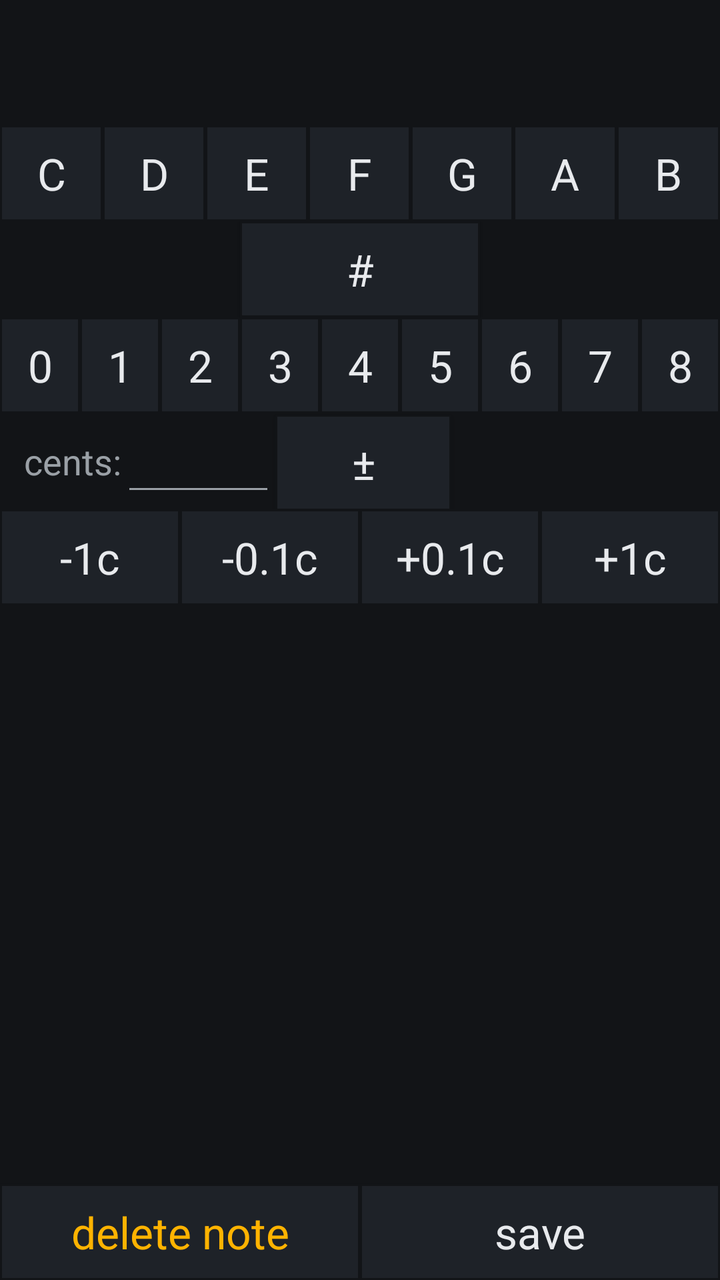
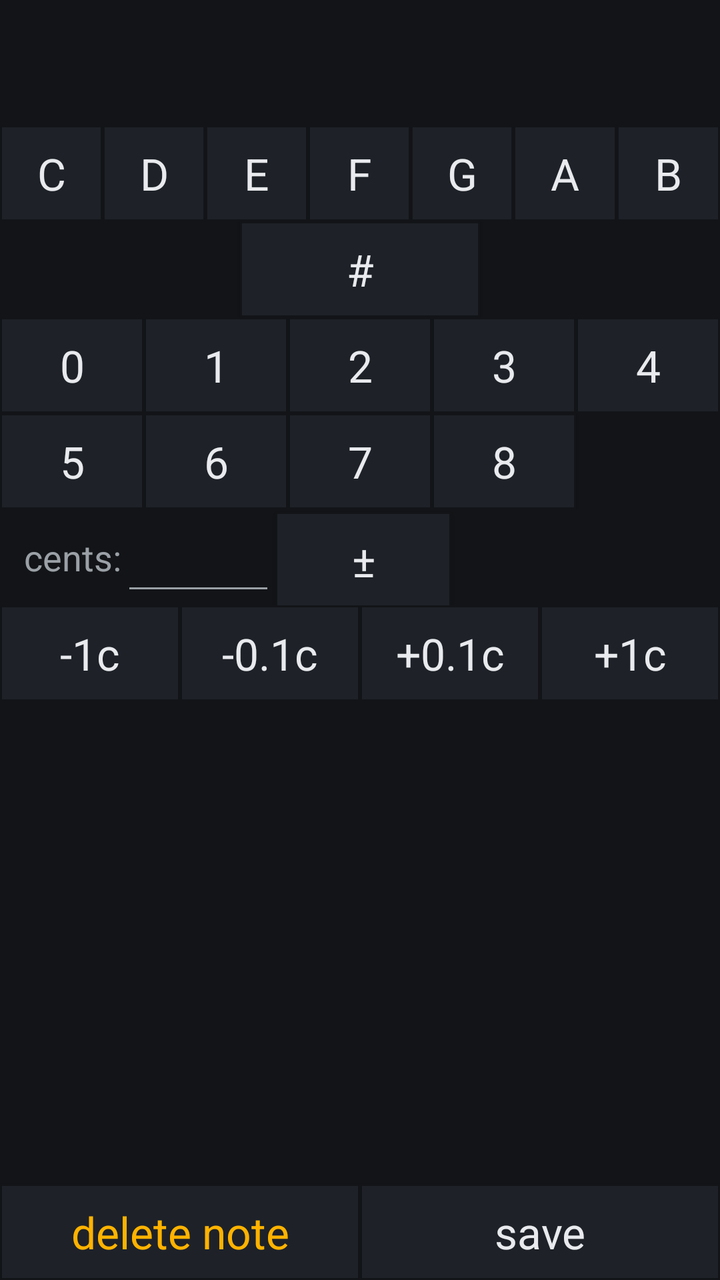

Before-and-after screenshots of an Android layout around one commit, followed by the original layout XML and the change that was made.
<!-- AndroidManifest.xml: application theme Tuner -->
<!-- res/layout/preset_note.xml -->
<?xml version="1.0" encoding="utf-8"?>
<LinearLayout xmlns:android="http://schemas.android.com/apk/res/android"
    android:fitsSystemWindows="true"
    android:orientation="vertical"
    android:layout_width="fill_parent"
    android:layout_height="fill_parent"
    android:descendantFocusability="beforeDescendants"
    android:focusableInTouchMode="true">
    <TextView android:id="@+id/pn_text"
	android:layout_width="wrap_content"
	android:layout_height="wrap_content"
	android:layout_gravity="center_horizontal"
	android:textAppearance="?android:attr/textAppearanceLarge"
	android:fontFamily="monospace"
	android:textStyle="bold"
	android:paddingTop="8dp"
	android:paddingBottom="8dp"
	android:textSize="35sp" />
    <LinearLayout
	android:orientation="horizontal"
	android:layout_width="fill_parent"
	android:layout_height="wrap_content">
	<Button android:id="@+id/pn_note_0"
	style="@style/Tuner.Button.Big"
	    android:layout_width="1dp"
	    android:layout_weight="1"
	    android:layout_height="wrap_content"
	    android:text="C"
	    android:onClick="do_note" />
	<Button android:id="@+id/pn_note_1"
	style="@style/Tuner.Button.Big"
	    android:layout_width="1dp"
	    android:layout_weight="1"
	    android:layout_height="wrap_content"
	    android:text="D"
	    android:onClick="do_note" />
	<Button android:id="@+id/pn_note_2"
	style="@style/Tuner.Button.Big"
	    android:layout_width="1dp"
	    android:layout_weight="1"
	    android:layout_height="wrap_content"
	    android:text="E"
	    android:onClick="do_note" />
	<Button android:id="@+id/pn_note_3"
	style="@style/Tuner.Button.Big"
	    android:layout_width="1dp"
	    android:layout_weight="1"
	    android:layout_height="wrap_content"
	    android:text="F"
	    android:onClick="do_note" />
	<Button android:id="@+id/pn_note_4"
	style="@style/Tuner.Button.Big"
	    android:layout_width="1dp"
	    android:layout_weight="1"
	    android:layout_height="wrap_content"
	    android:text="G"
	    android:onClick="do_note" />
	<Button android:id="@+id/pn_note_5"
	style="@style/Tuner.Button.Big"
	    android:layout_width="1dp"
	    android:layout_weight="1"
	    android:layout_height="wrap_content"
	    android:text="A"
	    android:onClick="do_note" />
	<Button android:id="@+id/pn_note_6"
	style="@style/Tuner.Button.Big"
	    android:layout_width="1dp"
	    android:layout_weight="1"
	    android:layout_height="wrap_content"
	    android:text="B"
	    android:onClick="do_note" />
    </LinearLayout>
    <LinearLayout
	android:orientation="horizontal"
	android:layout_width="fill_parent"
	android:layout_height="wrap_content">
	<View
	    android:layout_width="1dp"
	    android:layout_weight="1"
	    android:layout_height="1dp" />
	<Button android:id="@+id/pn_sharp"
	style="@style/Tuner.Button.Big"
	    android:layout_width="1dp"
	    android:layout_weight="1"
	    android:layout_height="wrap_content"
	    android:layout_gravity="center_horizontal"
	    android:text="#"
	    android:onClick="do_sharp" />
	<View
	    android:layout_width="1dp"
	    android:layout_weight="1"
	    android:layout_height="1dp" />
    </LinearLayout>
    <LinearLayout
	android:orientation="horizontal"
	android:layout_width="fill_parent"
	android:layout_height="wrap_content">
	<Button android:id="@+id/pn_oct_0"
	style="@style/Tuner.Button.Big"
	    android:layout_width="1dp"
	    android:layout_weight="1"
	    android:layout_height="wrap_content"
	    android:text="0"
	    android:onClick="do_oct" />
	<Button android:id="@+id/pn_oct_1"
	style="@style/Tuner.Button.Big"
	    android:layout_width="1dp"
	    android:layout_weight="1"
	    android:layout_height="wrap_content"
	    android:text="1"
	    android:onClick="do_oct" />
	<Button android:id="@+id/pn_oct_2"
	style="@style/Tuner.Button.Big"
	    android:layout_width="1dp"
	    android:layout_weight="1"
	    android:layout_height="wrap_content"
	    android:text="2"
	    android:onClick="do_oct" />
	<Button android:id="@+id/pn_oct_3"
	style="@style/Tuner.Button.Big"
	    android:layout_width="1dp"
	    android:layout_weight="1"
	    android:layout_height="wrap_content"
	    android:text="3"
	    android:onClick="do_oct" />
	<Button android:id="@+id/pn_oct_4"
	style="@style/Tuner.Button.Big"
	    android:layout_width="1dp"
	    android:layout_weight="1"
	    android:layout_height="wrap_content"
	    android:text="4"
	    android:onClick="do_oct" />
	<Button android:id="@+id/pn_oct_5"
	style="@style/Tuner.Button.Big"
	    android:layout_width="1dp"
	    android:layout_weight="1"
	    android:layout_height="wrap_content"
	    android:text="5"
	    android:onClick="do_oct" />
	<Button android:id="@+id/pn_oct_6"
	style="@style/Tuner.Button.Big"
	    android:layout_width="1dp"
	    android:layout_weight="1"
	    android:layout_height="wrap_content"
	    android:text="6"
	    android:onClick="do_oct" />
	<Button android:id="@+id/pn_oct_7"
	style="@style/Tuner.Button.Big"
	    android:layout_width="1dp"
	    android:layout_weight="1"
	    android:layout_height="wrap_content"
	    android:text="7"
	    android:onClick="do_oct" />
	<Button android:id="@+id/pn_oct_8"
	style="@style/Tuner.Button.Big"
	    android:layout_width="1dp"
	    android:layout_weight="1"
	    android:layout_height="wrap_content"
	    android:text="8"
	    android:onClick="do_oct" />
    </LinearLayout>
    <LinearLayout
	android:orientation="horizontal"
	android:layout_width="fill_parent"
	android:layout_height="wrap_content">
	<TextView
	    android:layout_width="wrap_content"
	    android:layout_height="wrap_content"
	    android:layout_gravity="center_vertical"
	    android:paddingLeft="12dp"
	    android:textAppearance="?android:attr/textAppearanceMedium"
	    android:text="@string/cents_label" />
	<EditText android:id="@+id/pn_cents"
	    android:layout_width="wrap_content"
	    android:layout_height="wrap_content"
	    android:textAppearance="?android:attr/textAppearanceLarge"
	    android:minEms="3"
	    android:lines="1"
	    android:singleLine="true"
	    android:inputType="numberSigned|numberDecimal"
	    android:digits="0123456789+-.,"
	    android:imeOptions="actionDone" />
	
	<Button android:id="@+id/pn_negate"
	style="@style/Tuner.Button.Big"
	    android:layout_width="wrap_content"
	    android:layout_height="wrap_content"
	    android:minEms="3"
	    android:text="&#177;"
	    android:onClick="do_negate" />
    </LinearLayout>
    <LinearLayout
	android:orientation="horizontal"
	android:layout_width="fill_parent"
	android:layout_height="wrap_content">
	<Button
	style="@style/Tuner.Button.Big"
	    android:layout_width="1dp"
	    android:layout_weight="1"
	    android:layout_height="wrap_content"
	    android:text="@string/cent_step_minus1"
	    android:onClick="do_cent_decr" />
	<Button
	style="@style/Tuner.Button.Big"
	    android:layout_width="1dp"
	    android:layout_weight="1"
	    android:layout_height="wrap_content"
	    android:text="@string/cent_step_minus01"
	    android:onClick="do_tenth_decr" />
	<Button
	style="@style/Tuner.Button.Big"
	    android:layout_width="1dp"
	    android:layout_weight="1"
	    android:layout_height="wrap_content"
	    android:text="@string/cent_step_plus01"
	    android:onClick="do_tenth_incr" />
	<Button
	style="@style/Tuner.Button.Big"
	    android:layout_width="1dp"
	    android:layout_weight="1"
	    android:layout_height="wrap_content"
	    android:text="@string/cent_step_plus1"
	    android:onClick="do_cent_incr" />
    </LinearLayout>
    <LinearLayout
	android:orientation="horizontal"
	android:layout_width="fill_parent"
	android:layout_height="1dp"
	android:layout_weight="1">
	<Button
	style="@style/Tuner.Button.Big"
	    android:layout_width="1dp"
	    android:layout_height="wrap_content"
	    android:layout_weight="1"
	    android:layout_gravity="bottom"
	    android:text="@string/delete_note"
	    android:textColor="@color/warn"
	    android:onClick="do_delete" />
	<Button
	style="@style/Tuner.Button.Big"
	    android:layout_width="1dp"
	    android:layout_height="wrap_content"
	    android:layout_weight="1"
	    android:layout_gravity="bottom"
	    android:text="@string/save"
	    android:onClick="do_save" />
    </LinearLayout>
</LinearLayout>
<!-- resources referenced by this layout -->
<resources>
  <color name="warn">#FFB300</color>
  <string name="cent_step_minus01">-0.1c</string>
  <string name="cent_step_minus1">-1c</string>
  <string name="cent_step_plus01">+0.1c</string>
  <string name="cent_step_plus1">+1c</string>
  <string name="cents_label">cents:</string>
  <string name="delete_note">delete note</string>
  <string name="save">save</string>
  <style name="Tuner.Button.Big">
  		<item name="android:textAppearance">?android:attr/textAppearanceLarge</item>
  		<item name="android:maxLines">1</item>
  		<item name="android:paddingLeft">4dp</item>
  		<item name="android:paddingRight">4dp</item>
  		<item name="android:autoSizeTextType">uniform</item>
  		<item name="android:autoSizeMinTextSize">12sp</item>
  		<item name="android:autoSizeMaxTextSize">22sp</item>
  	</style>
  <style name="Tuner" parent="@android:style/Theme.Material">
  		<item name="android:colorBackground">@color/bg</item>
  		<item name="android:windowBackground">@color/bg</item>
  		<item name="android:colorPrimary">@color/surface</item>
  		<item name="android:colorPrimaryDark">@color/bg</item>
  		<item name="android:colorAccent">@color/accent</item>
  		<item name="android:colorControlNormal">@color/text_muted</item>
  		<item name="android:textColorPrimary">@color/text</item>
  		<item name="android:textColorSecondary">@color/text_muted</item>
  		<item name="android:textColorHint">@color/text_muted</item>
  		<item name="android:statusBarColor">@color/bg</item>
  		<item name="android:navigationBarColor">@color/bg</item>
  		<item name="android:buttonStyle">@style/Tuner.Button</item>
  	</style>
  <color name="bg">#121417</color>
  <color name="surface">#1E2228</color>
  <color name="accent">#4C8DFF</color>
  <color name="text_muted">#9AA0A6</color>
  <color name="text">#E8EAED</color>
  <style name="Tuner.Button" parent="@android:style/Widget.Material.Button">
  		<item name="android:textColor">@color/text</item>
  		<item name="android:textAllCaps">false</item>
  		<item name="android:background">@drawable/mode_button</item>
  	</style>
  <!-- drawable mode_button (drawable) -->
  <?xml version="1.0" encoding="utf-8"?>
  <selector xmlns:android="http://schemas.android.com/apk/res/android">
  <item android:state_pressed="true" android:drawable="@drawable/mb_pressed" />
  
  <item android:state_selected="true" android:drawable="@drawable/mb_selected" />
  <item android:drawable="@drawable/mb_normal" />
  </selector>
  <!-- drawable mb_pressed (drawable) -->
  <?xml version="1.0" encoding="utf-8"?>
  <shape xmlns:android="http://schemas.android.com/apk/res/android"
      android:shape="rectangle">
      <solid android:color="@color/surface_pressed" />
      <stroke android:width="1dp" android:color="@color/accent" />
  </shape>
  <!-- drawable mb_selected (drawable) -->
  <?xml version="1.0" encoding="utf-8"?>
  <shape xmlns:android="http://schemas.android.com/apk/res/android"
      android:shape="rectangle">
      <solid android:color="@color/surface_pressed" />
      <stroke android:width="2dp" android:color="@color/accent" />
  </shape>
  <!-- drawable mb_normal (drawable) -->
  <?xml version="1.0" encoding="utf-8"?>
  <shape xmlns:android="http://schemas.android.com/apk/res/android"
      android:shape="rectangle">
      <solid android:color="@color/surface" />
      <stroke android:width="1dp" android:color="@color/bg" />
  </shape>
  <color name="surface_pressed">#2A3140</color>
</resources>

<!-- the commit's change to res/layout/preset_note.xml (unified diff, before → after) -->
@@ -1,9 +1,13 @@
 <?xml version="1.0" encoding="utf-8"?>
-<LinearLayout xmlns:android="http://schemas.android.com/apk/res/android"
+<ScrollView xmlns:android="http://schemas.android.com/apk/res/android"
     android:fitsSystemWindows="true"
+    android:layout_width="fill_parent"
+    android:layout_height="fill_parent"
+    android:fillViewport="true">
+<LinearLayout
     android:orientation="vertical"
     android:layout_width="fill_parent"
-    android:layout_height="fill_parent"
+    android:layout_height="wrap_content"
     android:descendantFocusability="beforeDescendants"
     android:focusableInTouchMode="true">
     <TextView android:id="@+id/pn_text"
@@ -21,49 +25,49 @@
 	android:layout_width="fill_parent"
 	android:layout_height="wrap_content">
 	<Button android:id="@+id/pn_note_0"
-	style="@style/Tuner.Button.Big"
+	    style="@style/Tuner.Button.Big"
 	    android:layout_width="1dp"
 	    android:layout_weight="1"
 	    android:layout_height="wrap_content"
 	    android:text="C"
 	    android:onClick="do_note" />
 	<Button android:id="@+id/pn_note_1"
-	style="@style/Tuner.Button.Big"
+	    style="@style/Tuner.Button.Big"
 	    android:layout_width="1dp"
 	    android:layout_weight="1"
 	    android:layout_height="wrap_content"
 	    android:text="D"
 	    android:onClick="do_note" />
 	<Button android:id="@+id/pn_note_2"
-	style="@style/Tuner.Button.Big"
+	    style="@style/Tuner.Button.Big"
 	    android:layout_width="1dp"
 	    android:layout_weight="1"
 	    android:layout_height="wrap_content"
 	    android:text="E"
 	    android:onClick="do_note" />
 	<Button android:id="@+id/pn_note_3"
-	style="@style/Tuner.Button.Big"
+	    style="@style/Tuner.Button.Big"
 	    android:layout_width="1dp"
 	    android:layout_weight="1"
 	    android:layout_height="wrap_content"
 	    android:text="F"
 	    android:onClick="do_note" />
 	<Button android:id="@+id/pn_note_4"
-	style="@style/Tuner.Button.Big"
+	    style="@style/Tuner.Button.Big"
 	    android:layout_width="1dp"
 	    android:layout_weight="1"
 	    android:layout_height="wrap_content"
 	    android:text="G"
 	    android:onClick="do_note" />
 	<Button android:id="@+id/pn_note_5"
-	style="@style/Tuner.Button.Big"
+	    style="@style/Tuner.Button.Big"
 	    android:layout_width="1dp"
 	    android:layout_weight="1"
 	    android:layout_height="wrap_content"
 	    android:text="A"
 	    android:onClick="do_note" />
 	<Button android:id="@+id/pn_note_6"
-	style="@style/Tuner.Button.Big"
+	    style="@style/Tuner.Button.Big"
 	    android:layout_width="1dp"
 	    android:layout_weight="1"
 	    android:layout_height="wrap_content"
@@ -79,11 +83,10 @@
 	    android:layout_weight="1"
 	    android:layout_height="1dp" />
 	<Button android:id="@+id/pn_sharp"
-	style="@style/Tuner.Button.Big"
-	    android:layout_width="1dp"
-	    android:layout_weight="1"
-	    android:layout_height="wrap_content"
-	    android:layout_gravity="center_horizontal"
+	    style="@style/Tuner.Button.Big"
+	    android:layout_width="1dp"
+	    android:layout_weight="1"
+	    android:layout_height="wrap_content"
 	    android:text="#"
 	    android:onClick="do_sharp" />
 	<View
@@ -96,68 +99,77 @@
 	android:layout_width="fill_parent"
 	android:layout_height="wrap_content">
 	<Button android:id="@+id/pn_oct_0"
-	style="@style/Tuner.Button.Big"
+	    style="@style/Tuner.Button.Big"
 	    android:layout_width="1dp"
 	    android:layout_weight="1"
 	    android:layout_height="wrap_content"
 	    android:text="0"
 	    android:onClick="do_oct" />
 	<Button android:id="@+id/pn_oct_1"
-	style="@style/Tuner.Button.Big"
+	    style="@style/Tuner.Button.Big"
 	    android:layout_width="1dp"
 	    android:layout_weight="1"
 	    android:layout_height="wrap_content"
 	    android:text="1"
 	    android:onClick="do_oct" />
 	<Button android:id="@+id/pn_oct_2"
-	style="@style/Tuner.Button.Big"
+	    style="@style/Tuner.Button.Big"
 	    android:layout_width="1dp"
 	    android:layout_weight="1"
 	    android:layout_height="wrap_content"
 	    android:text="2"
 	    android:onClick="do_oct" />
 	<Button android:id="@+id/pn_oct_3"
-	style="@style/Tuner.Button.Big"
+	    style="@style/Tuner.Button.Big"
 	    android:layout_width="1dp"
 	    android:layout_weight="1"
 	    android:layout_height="wrap_content"
 	    android:text="3"
 	    android:onClick="do_oct" />
 	<Button android:id="@+id/pn_oct_4"
-	style="@style/Tuner.Button.Big"
+	    style="@style/Tuner.Button.Big"
 	    android:layout_width="1dp"
 	    android:layout_weight="1"
 	    android:layout_height="wrap_content"
 	    android:text="4"
 	    android:onClick="do_oct" />
+    </LinearLayout>
+    <LinearLayout
+	android:orientation="horizontal"
+	android:layout_width="fill_parent"
+	android:layout_height="wrap_content">
 	<Button android:id="@+id/pn_oct_5"
-	style="@style/Tuner.Button.Big"
+	    style="@style/Tuner.Button.Big"
 	    android:layout_width="1dp"
 	    android:layout_weight="1"
 	    android:layout_height="wrap_content"
 	    android:text="5"
 	    android:onClick="do_oct" />
 	<Button android:id="@+id/pn_oct_6"
-	style="@style/Tuner.Button.Big"
+	    style="@style/Tuner.Button.Big"
 	    android:layout_width="1dp"
 	    android:layout_weight="1"
 	    android:layout_height="wrap_content"
 	    android:text="6"
 	    android:onClick="do_oct" />
 	<Button android:id="@+id/pn_oct_7"
-	style="@style/Tuner.Button.Big"
+	    style="@style/Tuner.Button.Big"
 	    android:layout_width="1dp"
 	    android:layout_weight="1"
 	    android:layout_height="wrap_content"
 	    android:text="7"
 	    android:onClick="do_oct" />
 	<Button android:id="@+id/pn_oct_8"
-	style="@style/Tuner.Button.Big"
+	    style="@style/Tuner.Button.Big"
 	    android:layout_width="1dp"
 	    android:layout_weight="1"
 	    android:layout_height="wrap_content"
 	    android:text="8"
 	    android:onClick="do_oct" />
+	<View
+	    android:layout_width="1dp"
+	    android:layout_weight="1"
+	    android:layout_height="1dp" />
     </LinearLayout>
     <LinearLayout
 	android:orientation="horizontal"
@@ -173,6 +185,7 @@
 	<EditText android:id="@+id/pn_cents"
 	    android:layout_width="wrap_content"
 	    android:layout_height="wrap_content"
+	    android:minHeight="48dp"
 	    android:textAppearance="?android:attr/textAppearanceLarge"
 	    android:minEms="3"
 	    android:lines="1"
@@ -194,55 +207,57 @@
 	android:layout_width="fill_parent"
 	android:layout_height="wrap_content">
 	<Button
-	style="@style/Tuner.Button.Big"
+	    style="@style/Tuner.Button.Big"
 	    android:layout_width="1dp"
 	    android:layout_weight="1"
 	    android:layout_height="wrap_content"
 	    android:text="@string/cent_step_minus1"
 	    android:onClick="do_cent_decr" />
 	<Button
-	style="@style/Tuner.Button.Big"
+	    style="@style/Tuner.Button.Big"
 	    android:layout_width="1dp"
 	    android:layout_weight="1"
 	    android:layout_height="wrap_content"
 	    android:text="@string/cent_step_minus01"
 	    android:onClick="do_tenth_decr" />
 	<Button
-	style="@style/Tuner.Button.Big"
+	    style="@style/Tuner.Button.Big"
 	    android:layout_width="1dp"
 	    android:layout_weight="1"
 	    android:layout_height="wrap_content"
 	    android:text="@string/cent_step_plus01"
 	    android:onClick="do_tenth_incr" />
 	<Button
-	style="@style/Tuner.Button.Big"
+	    style="@style/Tuner.Button.Big"
 	    android:layout_width="1dp"
 	    android:layout_weight="1"
 	    android:layout_height="wrap_content"
 	    android:text="@string/cent_step_plus1"
 	    android:onClick="do_cent_incr" />
     </LinearLayout>
-    <LinearLayout
-	android:orientation="horizontal"
-	android:layout_width="fill_parent"
-	android:layout_height="1dp"
+    
+    <LinearLayout
+	android:orientation="horizontal"
+	android:layout_width="fill_parent"
+	android:layout_height="wrap_content"
 	android:layout_weight="1">
 	<Button
-	style="@style/Tuner.Button.Big"
-	    android:layout_width="1dp"
-	    android:layout_height="wrap_content"
-	    android:layout_weight="1"
+	    style="@style/Tuner.Button.Big"
+	    android:layout_width="1dp"
+	    android:layout_weight="1"
+	    android:layout_height="wrap_content"
 	    android:layout_gravity="bottom"
+	    android:textColor="@color/warn"
 	    android:text="@string/delete_note"
-	    android:textColor="@color/warn"
 	    android:onClick="do_delete" />
 	<Button
-	style="@style/Tuner.Button.Big"
-	    android:layout_width="1dp"
-	    android:layout_height="wrap_content"
-	    android:layout_weight="1"
+	    style="@style/Tuner.Button.Big"
+	    android:layout_width="1dp"
+	    android:layout_weight="1"
+	    android:layout_height="wrap_content"
 	    android:layout_gravity="bottom"
 	    android:text="@string/save"
 	    android:onClick="do_save" />
     </LinearLayout>
 </LinearLayout>
+</ScrollView>
